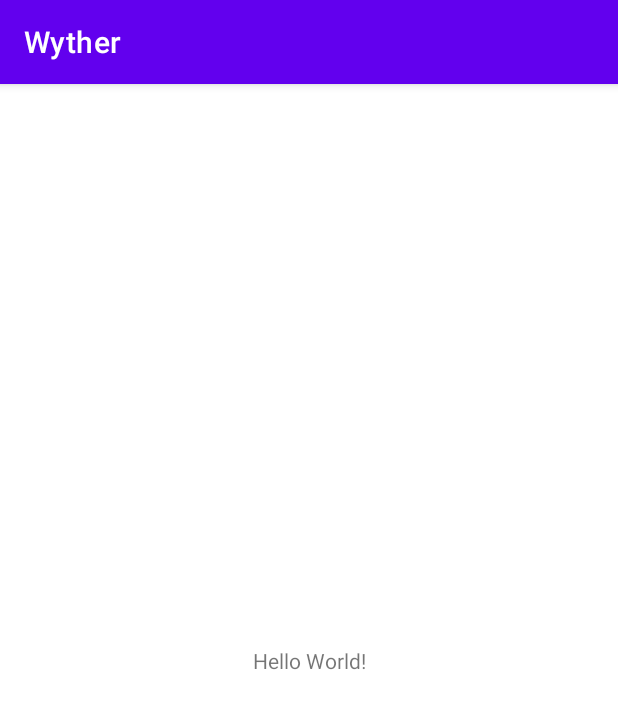
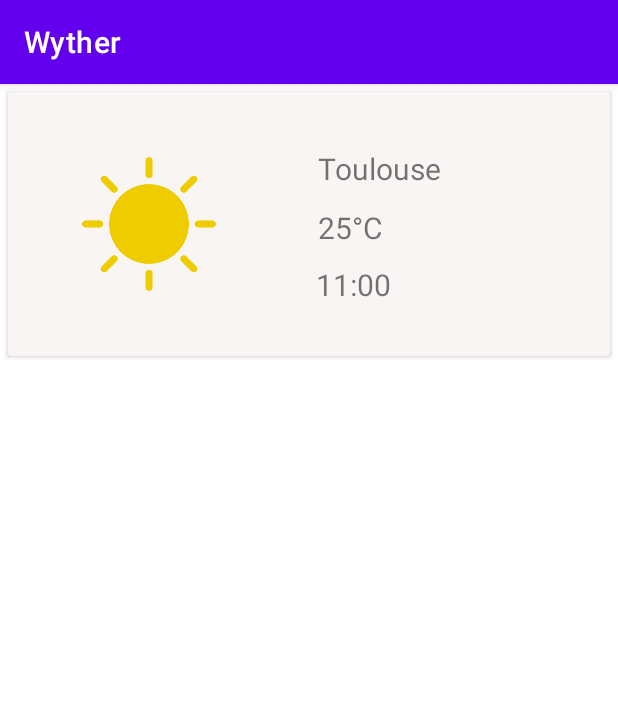
Before and after one commit to ClementAdd/Wyther, an Android app: the screen it shows after launch (MainActivity), on a phone screen of 412 x 824 dp. Shown: the top 709 px of the screen. Run offline under Robolectric (Android 15) with nearby library versions, the phone set to English and light mode, and no system bars.

Commit message:
create cardview

```diff
--- a/app/build.gradle
+++ b/app/build.gradle
@@ -36,4 +36,5 @@ dependencies {
     testImplementation 'junit:junit:4.13.2'
     androidTestImplementation 'androidx.test.ext:junit:1.1.4'
     androidTestImplementation 'androidx.test.espresso:espresso-core:3.5.0'
+    implementation 'androidx.cardview:cardview:1.0.0'
 }
--- a/app/src/main/java/com/example/wyther/MainActivity.java
+++ b/app/src/main/java/com/example/wyther/MainActivity.java
@@ -13,7 +13,7 @@ public class MainActivity extends AppCompatActivity {
     @Override
     protected void onCreate(Bundle savedInstanceState) {
         super.onCreate(savedInstanceState);
-        setContentView(R.layout.activity_main);
+        setContentView(R.layout.card_main);
     }
 
     final Context context = this;
--- /dev/null
+++ b/app/src/main/res/layout/card_main.xml
@@ -0,0 +1,71 @@
+<?xml version="1.0" encoding="utf-8"?>
+<androidx.cardview.widget.CardView
+    xmlns:android="http://schemas.android.com/apk/res/android"
+    xmlns:app="http://schemas.android.com/apk/res-auto"
+    xmlns:tools="http://schemas.android.com/tools"
+    android:layout_width="match_parent"
+    android:layout_height="wrap_content"
+    android:layout_marginLeft="5sp"
+    android:layout_marginTop="5sp"
+    android:layout_marginRight="5sp"
+    android:layout_marginBottom="5sp"
+    app:cardBackgroundColor="#FAF5F5">
+
+    <androidx.constraintlayout.widget.ConstraintLayout
+        android:layout_width="match_parent"
+        android:layout_height="176dp">
+
+        <ImageView
+            android:id="@+id/imageView"
+            android:layout_width="100dp"
+            android:layout_height="100dp"
+            android:layout_weight="1"
+            android:contentDescription="TODO"
+            android:src="@drawable/soleil"
+            app:layout_constraintBottom_toBottomOf="parent"
+            app:layout_constraintEnd_toEndOf="parent"
+            app:layout_constraintHorizontal_bias="0.145"
+            app:layout_constraintStart_toStartOf="parent"
+            app:layout_constraintTop_toTopOf="parent"
+            tools:ignore="ImageContrastCheck" />
+
+        <TextView
+            android:id="@+id/textCity"
+            android:layout_width="150dp"
+            android:layout_height="35dp"
+            android:text="@string/toulouse"
+            android:textSize="20sp"
+            app:layout_constraintBottom_toBottomOf="parent"
+            app:layout_constraintEnd_toEndOf="parent"
+            app:layout_constraintHorizontal_bias="0.822"
+            app:layout_constraintStart_toStartOf="parent"
+            app:layout_constraintTop_toTopOf="parent"
+            app:layout_constraintVertical_bias="0.267" />
+
+        <TextView
+            android:id="@+id/textTemp"
+            android:layout_width="106dp"
+            android:layout_height="23dp"
+            android:text="25°C"
+            android:textSize="20sp"
+            app:layout_constraintBottom_toBottomOf="parent"
+            app:layout_constraintEnd_toEndOf="parent"
+            app:layout_constraintHorizontal_bias="0.699"
+            app:layout_constraintStart_toStartOf="parent"
+            app:layout_constraintTop_toTopOf="parent"
+            app:layout_constraintVertical_bias="0.503" />
+
+        <TextView
+            android:id="@+id/textHour"
+            android:layout_width="106dp"
+            android:layout_height="23dp"
+            android:text="11:00"
+            android:textSize="20sp"
+            app:layout_constraintBottom_toBottomOf="parent"
+            app:layout_constraintEnd_toEndOf="parent"
+            app:layout_constraintHorizontal_bias="0.695"
+            app:layout_constraintStart_toStartOf="parent"
+            app:layout_constraintTop_toTopOf="parent"
+            app:layout_constraintVertical_bias="0.751" />
+    </androidx.constraintlayout.widget.ConstraintLayout>
+</androidx.cardview.widget.CardView>
--- a/app/src/main/res/values/strings.xml
+++ b/app/src/main/res/values/strings.xml
@@ -1,3 +1,6 @@
 <resources>
     <string name="app_name">Wyther</string>
+    <string name="_25_c">25°C</string>
+    <string name="toulouse">Toulouse</string>
+    <string name="soleil_img">soleil img</string>
 </resources>
```
Also changed, not shown: app/src/main/res/drawable/soleil.png (added).
